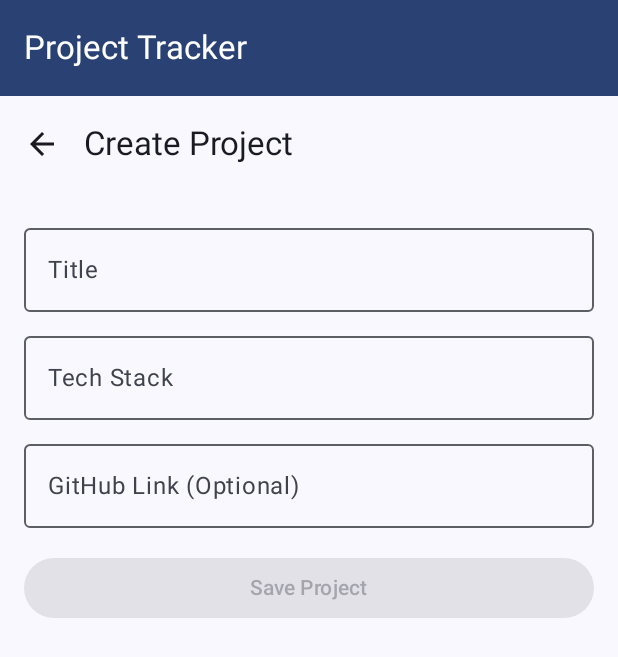
After one commit to Pradum-codes/Project-Tracker-App, an Android app built with Jetpack Compose: the CreateProjectScreen screen opened through its navigation route, on a phone screen of 412 x 824 dp. The commit adds this screen. Shown: the top 657 px of the screen. Run offline under Robolectric (Android 15) with nearby library versions, the phone set to English and light mode, and no system bars; our stand-ins replace Room's generated code.

Commit message:
Created The DB for the app and the ViewModel

```diff
--- a/app/src/main/java/com/example/projecttracker/MainActivity.kt
+++ b/app/src/main/java/com/example/projecttracker/MainActivity.kt
@@ -3,66 +3,101 @@ package com.example.projecttracker
 import android.os.Bundle
 import androidx.activity.ComponentActivity
 import androidx.activity.compose.setContent
-import androidx.compose.foundation.layout.Box
-import androidx.compose.foundation.layout.fillMaxSize
-import androidx.compose.foundation.layout.padding
-import androidx.compose.material.icons.Icons
-import androidx.compose.material.icons.filled.DateRange
-import androidx.compose.material.icons.filled.Home
-import androidx.compose.material.icons.filled.Star
-import androidx.compose.material3.ExperimentalMaterial3Api
-import androidx.compose.material3.Icon
-import androidx.compose.material3.MaterialTheme
-import androidx.compose.material3.NavigationBar
-import androidx.compose.material3.NavigationBarItem
-import androidx.compose.material3.Scaffold
-import androidx.compose.material3.Text
-import androidx.compose.material3.TopAppBar
-import androidx.compose.material3.TopAppBarDefaults
-import androidx.compose.runtime.Composable
-import androidx.compose.runtime.getValue
+import androidx.compose.foundation.layout.*
+import androidx.compose.material3.*
+import androidx.compose.runtime.*
 import androidx.compose.ui.Modifier
-import androidx.compose.ui.graphics.vector.ImageVector
-import androidx.compose.ui.tooling.preview.Preview
-import androidx.navigation.NavGraph.Companion.findStartDestination
-import androidx.navigation.NavHostController
-import androidx.navigation.compose.NavHost
-import androidx.navigation.compose.composable
-import androidx.navigation.compose.currentBackStackEntryAsState
-import androidx.navigation.compose.rememberNavController
+import androidx.lifecycle.viewmodel.compose.viewModel
+import androidx.navigation.NavType
+import androidx.navigation.compose.*
+import androidx.navigation.navArgument
+import com.example.projecttracker.data.db.AppDatabase
+import com.example.projecttracker.data.repository.ProjectRepository
+import com.example.projecttracker.ui.navigation.BottomNavigationBar
+import com.example.projecttracker.ui.screens.dashboard.CreateProjectScreen
+import com.example.projecttracker.ui.screens.dashboard.DashboardScreen
+import com.example.projecttracker.ui.screens.dashboard.ProjectDetailScreen
 import com.example.projecttracker.ui.screens.pomodoro.PomodoroScreen
-import com.example.projecttracker.ui.screens.dashboard.DashboardScreen
 import com.example.projecttracker.ui.theme.ProjectTrackerTheme
+import com.example.projecttracker.viewmodel.AppViewModel
+import com.example.projecttracker.viewmodel.AppViewModelFactory
 
-sealed class Screen(val route: String, val label: String, val icon: ImageVector) {
-    object Dashboard : Screen("dashboard", "Dashboard", Icons.Filled.Home)
-    object Pomodoro : Screen("pomodoro", "Pomodoro", Icons.Filled.Star)
-    object Notes : Screen("notes", "Notes", Icons.Filled.DateRange)
+sealed class Screen(val route: String) {
+    data object Dashboard : Screen("dashboard")
+    data object Pomodoro : Screen("pomodoro")
+    data object Notes : Screen("notes")
+    data object CreateProject : Screen("createProject")
+    data object ProjectDetail : Screen("projectDetail/{projectId}")
 }
 
 class MainActivity : ComponentActivity() {
     override fun onCreate(savedInstanceState: Bundle?) {
         super.onCreate(savedInstanceState)
+
+        // ⚙️ Manual DB and ViewModel setup
+        val database = AppDatabase.getDatabase(applicationContext)
+        val repository = ProjectRepository(database.projectDao(), database.taskDao())
+        val viewModelFactory = AppViewModelFactory(repository)
+
         setContent {
             ProjectTrackerTheme {
-                MainScreen()
+                MainScreen(viewModelFactory)
             }
         }
     }
 }
 
+
 @Composable
-fun MainScreen() {
+fun MainScreen(factory: AppViewModelFactory) {
+    val viewModel: AppViewModel = viewModel(factory = factory)
     val navController = rememberNavController()
+    val navBackStackEntry by navController.currentBackStackEntryAsState()
+    val currentRoute = navBackStackEntry?.destination?.route
+
+    val bottomBarRoutes = listOf(
+        Screen.Dashboard.route,
+        Screen.Pomodoro.route,
+        Screen.Notes.route
+    )
+
     Scaffold(
         topBar = { TopBar() },
-        bottomBar = { BottomNavigationBar(navController) }
+        bottomBar = {
+            if (currentRoute in bottomBarRoutes) {
+                BottomNavigationBar(navController)
+            }
+        }
     ) { paddingValues ->
-        Box(modifier = Modifier.fillMaxSize().padding(paddingValues)) {
-            NavHost(navController, startDestination = Screen.Dashboard.route) {
-                composable(Screen.Dashboard.route) { DashboardScreen() }
-                composable(Screen.Pomodoro.route) { PomodoroScreen() }
-                composable(Screen.Notes.route) { PlaceholderScreen("Notes") }
+        Box(modifier = Modifier
+            .fillMaxSize()
+            .padding(paddingValues)) {
+
+            NavHost(
+                navController = navController,
+                startDestination = Screen.Dashboard.route
+            ) {
+                composable(Screen.Dashboard.route) {
+                    DashboardScreen(navController, viewModel)
+                }
+                composable(Screen.Pomodoro.route) {
+                    PomodoroScreen()
+                }
+                composable(Screen.Notes.route) {
+                    PlaceholderScreen("Notes")
+                }
+                composable(Screen.CreateProject.route) {
+                    CreateProjectScreen(navController, viewModel)
+                }
+                composable(
+                    route = Screen.ProjectDetail.route,
+                    arguments = listOf(navArgument("projectId") { type = NavType.IntType })
+                ) { backStackEntry ->
+                    val projectId = backStackEntry.arguments?.getInt("projectId")
+                    projectId?.let {
+                        ProjectDetailScreen(projectId = it, navController = navController, viewModel = viewModel)
+                    } ?: PlaceholderScreen("Invalid Project ID")
+                }
             }
         }
     }
@@ -81,41 +116,6 @@ fun TopBar() {
 }
 
 @Composable
-fun BottomNavigationBar(navController: NavHostController) {
-    val screens = listOf(Screen.Dashboard, Screen.Pomodoro, Screen.Notes)
-    val navBackStackEntry by navController.currentBackStackEntryAsState()
-    val currentRoute = navBackStackEntry?.destination?.route
+fun PlaceholderScreen(s: String) {
 
-    NavigationBar {
-        screens.forEach { screen ->
-            NavigationBarItem(
-                icon = { Icon(screen.icon, contentDescription = screen.label) },
-                label = { Text(screen.label) },
-                selected = currentRoute == screen.route,
-                onClick = {
-                    navController.navigate(screen.route) {
-                        popUpTo(navController.graph.findStartDestination().id) {
-                            saveState = true
-                        }
-                        launchSingleTop = true
-                        restoreState = true
-                    }
-                }
-            )
-        }
-    }
 }
-
-@Composable
-fun DashboardScreen() {
-    Box(modifier = Modifier.fillMaxSize()) {
-        Text("Dashboard coming soon...", style = MaterialTheme.typography.headlineSmall)
-    }
-}
-
-@Composable
-fun PlaceholderScreen(name: String) {
-    Box(modifier = Modifier.fillMaxSize()) {
-        Text("$name section coming soon...", style = MaterialTheme.typography.headlineSmall)
-    }
-}
--- /dev/null
+++ b/app/src/main/java/com/example/projecttracker/data/db/AppDatabase.kt
@@ -0,0 +1,33 @@
+package com.example.projecttracker.data.db
+
+import android.content.Context
+import androidx.room.Database
+import androidx.room.Room
+import androidx.room.RoomDatabase
+import com.example.projecttracker.data.model.Project
+import com.example.projecttracker.data.model.Task
+
+@Database(entities = [Project::class, Task::class], version = 1, exportSchema = false)
+abstract class AppDatabase : RoomDatabase() {
+    abstract fun projectDao(): ProjectDao
+    abstract fun taskDao(): TaskDao
+
+    companion object {
+        private const val DATABASE_NAME = "project_tracker_db"
+
+        @Volatile
+        private var INSTANCE: AppDatabase? = null
+
+        fun getDatabase(context: Context): AppDatabase {
+            return INSTANCE ?: synchronized(this) {
+                val instance = Room.databaseBuilder(
+                    context.applicationContext,
+                    AppDatabase::class.java,
+                    DATABASE_NAME
+                ).build()
+                INSTANCE = instance
+                instance
+            }
+        }
+    }
+}
--- /dev/null
+++ b/app/src/main/java/com/example/projecttracker/data/db/ProjectDao.kt
@@ -0,0 +1,30 @@
+package com.example.projecttracker.data.db
+
+import androidx.room.Dao
+import androidx.room.Delete
+import androidx.room.Insert
+import androidx.room.Query
+import androidx.room.Update
+import com.example.projecttracker.data.model.Project
+import kotlinx.coroutines.flow.Flow
+
+@Dao
+interface ProjectDao {
+    @Query("SELECT * FROM Project")
+    fun getAllProjects(): Flow<List<Project>>
+
+    @Query("SELECT * FROM Project WHERE id = :projectId")
+    fun getProjectById(projectId: Int): Flow<Project?>
+
+    @Insert
+    suspend fun insertProject(project: Project)
+
+    @Update
+    suspend fun updateProject(project: Project)
+
+    @Delete
+    suspend fun deleteProject(project: Project)
+
+    @Query("DELETE FROM Project WHERE id = :projectId")
+    suspend fun deleteProjectById(projectId: Int)
+}
--- /dev/null
+++ b/app/src/main/java/com/example/projecttracker/data/db/TaskDao.kt
@@ -0,0 +1,30 @@
+package com.example.projecttracker.data.db
+
+import androidx.room.Dao
+import androidx.room.Delete
+import androidx.room.Insert
+import androidx.room.Query
+import androidx.room.Update
+import com.example.projecttracker.data.model.Task
+import kotlinx.coroutines.flow.Flow
+
+@Dao
+interface TaskDao {
+    @Query("SELECT * FROM Task WHERE projectId = :projectId")
+    fun getTasksForProject(projectId: Int): Flow<List<Task>>
+
+    @Query("SELECT * FROM Task WHERE id = :taskId")
+    fun getTaskById(taskId: Int): Flow<Task?>
+
+    @Insert
+    suspend fun insertTask(task: Task)
+
+    @Update
+    suspend fun updateTask(task: Task)
+
+    @Delete
+    suspend fun deleteTask(task: Task)
+
+    @Query("DELETE FROM Task WHERE projectId = :projectId")
+    suspend fun deleteTasksForProject(projectId: Int)
+}
--- a/app/src/main/java/com/example/projecttracker/ui/navigation/BottomNav.kt
+++ b/app/src/main/java/com/example/projecttracker/ui/navigation/BottomNav.kt
@@ -1,4 +1,54 @@
 package com.example.projecttracker.ui.navigation
 
-class BottomNav {
+import androidx.compose.material3.Icon
+import androidx.compose.material3.NavigationBar
+import androidx.compose.material3.NavigationBarItem
+import androidx.compose.material3.Text
+import androidx.compose.runtime.Composable
+import androidx.compose.runtime.getValue
+import androidx.compose.ui.graphics.vector.ImageVector
+import androidx.navigation.NavHostController
+import androidx.navigation.compose.currentBackStackEntryAsState
+import com.example.projecttracker.Screen
+import androidx.compose.material.icons.Icons
+import androidx.compose.material.icons.filled.Home
+import androidx.compose.material.icons.filled.Star
+import androidx.compose.material.icons.filled.DateRange
+import androidx.navigation.NavGraph.Companion.findStartDestination
+
+data class BottomNavItem(
+    val route: String,
+    val label: String,
+    val icon: ImageVector
+)
+
+val bottomNavItems = listOf(
+    BottomNavItem(Screen.Dashboard.route, "Dashboard", Icons.Filled.Home),
+    BottomNavItem(Screen.Pomodoro.route, "Pomodoro", Icons.Filled.Star),
+    BottomNavItem(Screen.Notes.route, "Notes", Icons.Filled.DateRange)
+)
+
+@Composable
+fun BottomNavigationBar(navController: NavHostController) {
+    val navBackStackEntry by navController.currentBackStackEntryAsState()
+    val currentRoute = navBackStackEntry?.destination?.route
+
+    NavigationBar {
+        bottomNavItems.forEach { item ->
+            NavigationBarItem(
+                icon = { Icon(item.icon, contentDescription = item.label) },
+                label = { Text(item.label) },
+                selected = currentRoute == item.route,
+                onClick = {
+                    navController.navigate(item.route) {
+                        popUpTo(navController.graph.findStartDestination().id) {
+                            saveState = true
+                        }
+                        launchSingleTop = true
+                        restoreState = true
+                    }
+                }
+            )
+        }
+    }
 }
--- /dev/null
+++ b/app/src/main/java/com/example/projecttracker/ui/screens/dashboard/CreateProjectScreen.kt
@@ -0,0 +1,85 @@
+package com.example.projecttracker.ui.screens.dashboard
+
+import androidx.compose.foundation.layout.*
+import androidx.compose.material.icons.Icons
+import androidx.compose.material.icons.filled.ArrowBack
+import androidx.compose.material3.*
+import androidx.compose.runtime.*
+import androidx.compose.ui.Modifier
+import androidx.compose.ui.unit.dp
+import androidx.navigation.NavHostController
+import com.example.projecttracker.Screen
+import com.example.projecttracker.data.model.Project
+import com.example.projecttracker.viewmodel.AppViewModel
+
+@OptIn(ExperimentalMaterial3Api::class)
+@Composable
+fun CreateProjectScreen(
+    navController: NavHostController,
+    viewModel: AppViewModel
+) {
+    var title by remember { mutableStateOf("") }
+    var techStack by remember { mutableStateOf("") }
+    var githubLink by remember { mutableStateOf("") }
+    var startDate by remember { mutableStateOf(System.currentTimeMillis()) }
+    var endDate by remember { mutableStateOf(System.currentTimeMillis() + 7 * 24 * 60 * 60 * 1000) }
+
+    Scaffold(
+        topBar = {
+            TopAppBar(
+                title = { Text("Create Project") },
+                navigationIcon = {
+                    IconButton(onClick = { navController.popBackStack() }) {
+                        Icon(Icons.Filled.ArrowBack, contentDescription = "Back")
+                    }
+                }
+            )
+        }
+    ) { paddingValues ->
+        Column(
+            modifier = Modifier
+                .fillMaxSize()
+                .padding(paddingValues)
+                .padding(16.dp)
+        ) {
+            OutlinedTextField(
+                value = title,
+                onValueChange = { title = it },
+                label = { Text("Title") },
+                modifier = Modifier.fillMaxWidth()
+            )
+            Spacer(modifier = Modifier.height(8.dp))
+            OutlinedTextField(
+                value = techStack,
+                onValueChange = { techStack = it },
+                label = { Text("Tech Stack") },
+                modifier = Modifier.fillMaxWidth()
+            )
+            Spacer(modifier = Modifier.height(8.dp))
+            OutlinedTextField(
+                value = githubLink,
+                onValueChange = { githubLink = it },
+                label = { Text("GitHub Link (Optional)") },
+                modifier = Modifier.fillMaxWidth()
+            )
+            Spacer(modifier = Modifier.height(16.dp))
+            Button(
+                onClick = {
+                    val project = Project(
+                        title = title,
+                        techStack = techStack,
+                        githubLink = if (githubLink.isBlank()) null else githubLink,
+                        startDate = startDate,
+                        endDate = endDate
+                    )
+                    viewModel.saveProject(project)
+                    navController.popBackStack(Screen.Dashboard.route, inclusive = false)
+                },
+                modifier = Modifier.fillMaxWidth(),
+                enabled = title.isNotBlank() && techStack.isNotBlank()
+            ) {
+                Text("Save Project")
+            }
+        }
+    }
+}
--- a/app/src/main/java/com/example/projecttracker/ui/screens/dashboard/DashboardScreen.kt
+++ b/app/src/main/java/com/example/projecttracker/ui/screens/dashboard/DashboardScreen.kt
@@ -3,53 +3,59 @@ package com.example.projecttracker.ui.screens.dashboard
 import androidx.compose.foundation.layout.*
 import androidx.compose.foundation.lazy.LazyColumn
 import androidx.compose.foundation.lazy.items
-import androidx.compose.material3.MaterialTheme
-import androidx.compose.material3.Text
+import androidx.compose.material.icons.Icons
+import androidx.compose.material.icons.filled.Add
+import androidx.compose.material3.*
 import androidx.compose.runtime.Composable
+import androidx.compose.runtime.collectAsState
+import androidx.compose.ui.Alignment
 import androidx.compose.ui.Modifier
-import androidx.compose.ui.tooling.preview.Preview
 import androidx.compose.ui.unit.dp
-import com.example.projecttracker.data.model.Project
+import androidx.navigation.NavHostController
+import com.example.projecttracker.Screen
+import com.example.projecttracker.viewmodel.AppViewModel
 
 @Composable
-fun DashboardScreen() {
-    val exampleProjects = listOf(
-        Project(
-            title = "Build Tracker App",
-            techStack = "Kotlin, Jetpack Compose",
-            githubLink = null,
-            startDate = System.currentTimeMillis(),
-            endDate = System.currentTimeMillis() + 7 * 24 * 60 * 60 * 1000
-        ),
-        Project(
-            title = "Learn Coroutines",
-            techStack = "Kotlin, Flow",
-            githubLink = null,
-            startDate = System.currentTimeMillis(),
-            endDate = System.currentTimeMillis() + 3 * 24 * 60 * 60 * 1000
-        )
-    )
+fun DashboardScreen(
+    navController: NavHostController,
+    viewModel: AppViewModel
+) {
+    val projects = viewModel.projects.collectAsState().value
 
-    Column(modifier = Modifier
+    Box(modifier = Modifier.fillMaxSize()) {
+        Column(
+            modifier = Modifier
                 .fillMaxSize()
-        .padding(8.dp)) {
-
+                .padding(8.dp)
+        ) {
             Text(
                 text = "Your Projects",
                 style = MaterialTheme.typography.headlineSmall,
                 modifier = Modifier.padding(vertical = 8.dp)
             )
 
-        LazyColumn {
-            items(exampleProjects) { project ->
-                ProjectCard(project = project, onClick = {}, modifier = Modifier)
-            }
+            LazyColumn(modifier = Modifier.weight(1f)) {
+                items(projects) { project ->
+                    ProjectCard(
+                        project = project,
+                        onClick = {
+                            navController.navigate("projectDetail/${project.id}")
+                        },
+                        modifier = Modifier
+                    )
                 }
             }
         }
 
-@Composable
-@Preview(showBackground = true)
-fun PreviewDashboard(){
-    DashboardScreen()
+        FloatingActionButton(
+            onClick = {
+                navController.navigate(Screen.CreateProject.route)
+            },
+            modifier = Modifier
+                .align(Alignment.BottomEnd)
+                .padding(16.dp)
+        ) {
+            Icon(Icons.Filled.Add, contentDescription = "Add Project")
         }
+    }
+}
--- /dev/null
+++ b/app/src/main/java/com/example/projecttracker/viewmodel/AppViewModelFactory.kt
@@ -0,0 +1,18 @@
+package com.example.projecttracker.viewmodel
+
+import androidx.lifecycle.ViewModel
+import androidx.lifecycle.ViewModelProvider
+import com.example.projecttracker.data.repository.ProjectRepository
+
+class AppViewModelFactory(
+    private val repository: ProjectRepository
+) : ViewModelProvider.Factory {
+
+    @Suppress("UNCHECKED_CAST")
+    override fun <T : ViewModel> create(modelClass: Class<T>): T {
+        if (modelClass.isAssignableFrom(AppViewModel::class.java)) {
+            return AppViewModel(repository) as T
+        }
+        throw IllegalArgumentException("Unknown ViewModel class")
+    }
+}
--- /dev/null
+++ b/app/src/main/java/com/example/projecttracker/viewmodel/ProjectViewModel.kt
@@ -0,0 +1,88 @@
+package com.example.projecttracker.viewmodel
+
+import androidx.lifecycle.ViewModel
+import androidx.lifecycle.ViewModelProvider
+import androidx.lifecycle.viewModelScope
+import com.example.projecttracker.data.model.Project
+import com.example.projecttracker.data.model.Task
+import com.example.projecttracker.data.repository.ProjectRepository
+import kotlinx.coroutines.flow.MutableStateFlow
+import kotlinx.coroutines.flow.StateFlow
+import kotlinx.coroutines.flow.asStateFlow
+import kotlinx.coroutines.launch
+
+class AppViewModel(
+    private val repository: ProjectRepository
+) : ViewModel() {
+
+    private val _projects = MutableStateFlow<List<Project>>(emptyList())
+    val projects: StateFlow<List<Project>> = _projects.asStateFlow()
+
+    private val _selectedProject = MutableStateFlow<Project?>(null)
+    val selectedProject: StateFlow<Project?> = _selectedProject.asStateFlow()
+
+    private val _tasks = MutableStateFlow<List<Task>>(emptyList())
+    val tasks: StateFlow<List<Task>> = _tasks.asStateFlow()
+
+    init {
+        viewModelScope.launch {
+            repository.getAllProjects().collect { projects ->
+                _projects.value = projects
+            }
+        }
+    }
+
+    fun loadProject(projectId: Int) {
+        viewModelScope.launch {
+            repository.getProjectById(projectId).collect { project ->
+                _selectedProject.value = project
+            }
+            repository.getTasksForProject(projectId).collect { tasks ->
+                _tasks.value = tasks
+            }
+        }
+    }
+
+    fun saveProject(project: Project) {
+        viewModelScope.launch {
+            if (project.id == 0) {
+                repository.insertProject(project)
+            } else {
+                repository.updateProject(project)
+            }
+        }
+    }
+
+    fun deleteProject(projectId: Int) {
+        viewModelScope.launch {
+            repository.deleteProject(projectId)
+        }
+    }
+
+    fun saveTask(task: Task) {
+        viewModelScope.launch {
+            if (task.id == 0) {
+                repository.insertTask(task)
+            } else {
+                repository.updateTask(task)
+            }
+        }
+    }
+
+    fun deleteTask(taskId: Int) {
+        viewModelScope.launch {
+            repository.deleteTask(taskId)
+        }
+    }
+
+    fun toggleTaskCompletion(task: Task) {
+        viewModelScope.launch {
+            repository.updateTask(task.copy(isDone = !task.isDone))
+        }
+    }
+
+    fun clearSelectedProject() {
+        _selectedProject.value = null
+        _tasks.value = emptyList()
+    }
+}
--- a/gradle/libs.versions.toml
+++ b/gradle/libs.versions.toml
@@ -8,8 +8,8 @@ espressoCore = "3.6.1"
 lifecycleRuntimeKtx = "2.9.1"
 activityCompose = "1.10.1"
 composeBom = "2025.06.00"
-navigationCompose = "2.8.3"
-room = "2.6.1"
+navigationCompose = "2.9.0"
+room = "2.7.1"
 roomCompiler = "2.7.1"
 roomRuntime = "2.7.1"
 adsMobileSdk = "0.16.0-alpha01"
```
Also changed, not shown: app/src/main/java/com/example/projecttracker/data/model/Project.kt (+0 -9 lines), app/src/main/java/com/example/projecttracker/data/repository/ProjectRepository.kt (added, +47 -0 lines), app/src/main/java/com/example/projecttracker/ui/screens/dashboard/ProjectCard.kt (+4 -9 lines), app/src/main/java/com/example/projecttracker/ui/screens/dashboard/ProjectDetailsScreen.kt (added, +111 -0 lines). Lines whose indentation alone changed are shown as unchanged.
